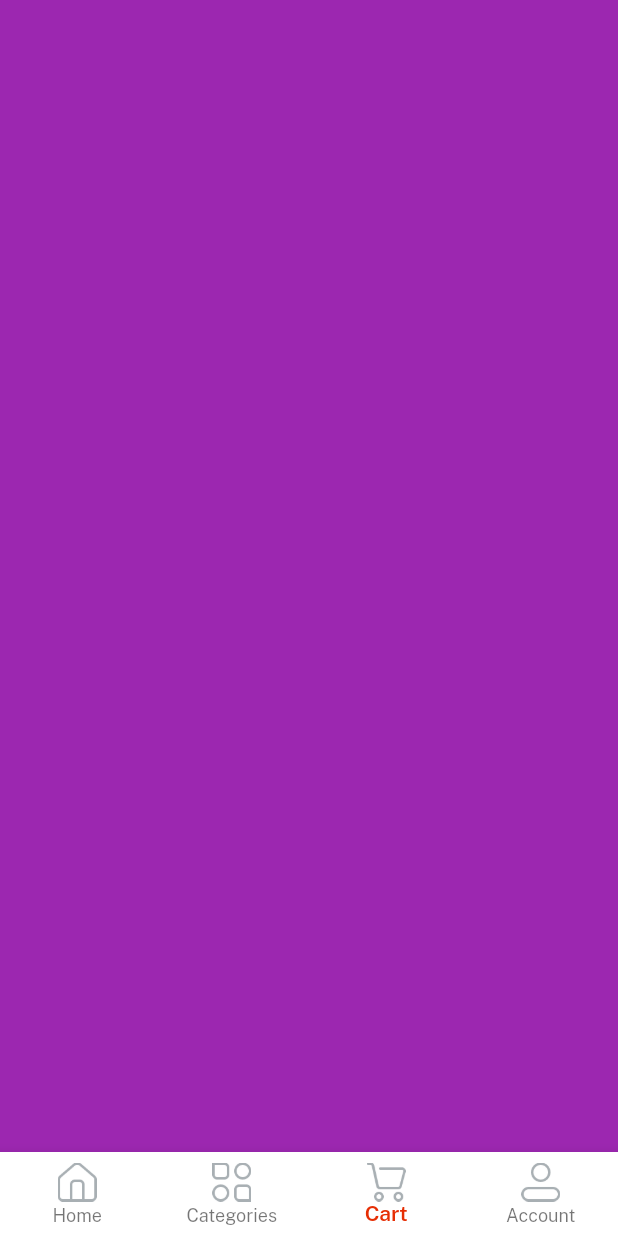
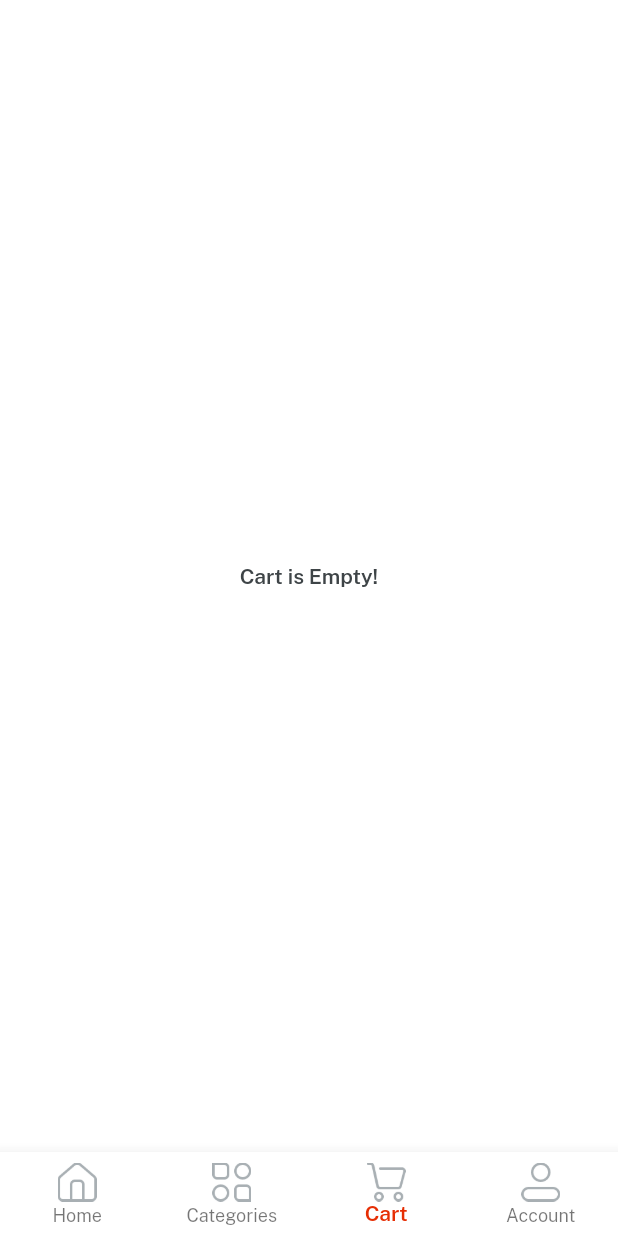
Before and after one commit to arunba1/E-Mart, a Flutter app: the Home screen opened directly, item 3 of the bottom bar chosen, on a phone screen of 412 x 824 dp. Run offline on Flutter 3.47's test engine with Material 2 defaults, Android fonts, the phone set to English and light mode, and no system bars; our stand-ins replace get, velocity_x.

Commit message:
Initial Commit

```diff
--- a/lib/screens/cart_screen/cart_screen.dart
+++ b/lib/screens/cart_screen/cart_screen.dart
@@ -6,7 +6,8 @@ class CartScreen extends StatelessWidget {
   @override
   Widget build(BuildContext context) {
     return Container(
-      color: Colors.purple,
+      color: Colors.white,
+      child: "Cart is Empty!".text.fontFamily(semibold).color(darkFontGrey).makeCentered(),
     );
   }
 }
--- a/lib/strings.dart
+++ b/lib/strings.dart
@@ -59,3 +59,5 @@ const video = "Video",
     returnpolicy = "Return Policy",
     supportpolicy = "Support Policy",
     productsyoumaylike = "Products you may like";
+
+const logout = "Logout";
```
